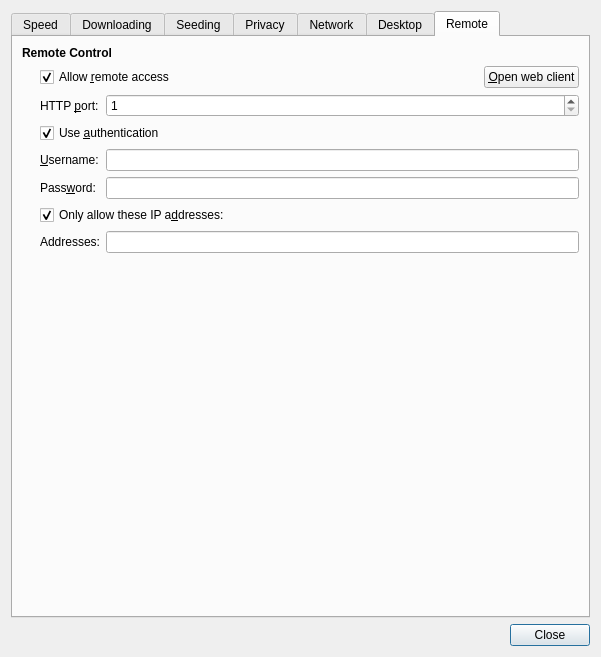
This is qt/PrefsDialog.ui in transmission/transmission as Qt 5 draws it before an edit. The edited form follows.
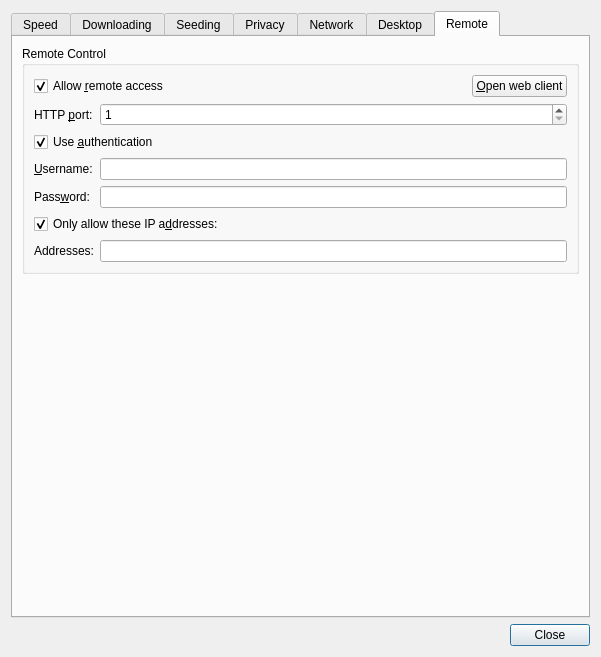
This is the edited form. The open tabs and pages were chosen to show the change. Icons and pictures are not drawn. Custom widgets are drawn as their Qt base class.

Commit message: Preferences dialog Remote tab a11y improvements

The edit to the form file:
```diff
--- a/qt/PrefsDialog.ui
+++ b/qt/PrefsDialog.ui
@@ -920,20 +920,11 @@
       </attribute>
       <layout class="QVBoxLayout" name="remoteTabLayout">
        <item>
-        <widget class="QLabel" name="remoteControlSectionLabel">
-         <property name="styleSheet">
-          <string notr="true">font-weight:bold</string>
-         </property>
-         <property name="text">
+        <widget class="QGroupBox" name="remoteControlSection">
+         <property name="title">
           <string>Remote Control</string>
          </property>
-        </widget>
-       </item>
-       <item>
         <layout class="QGridLayout" name="remoteControlSectionLayout" columnstretch="0,1,0">
-         <property name="leftMargin">
-          <number>18</number>
-         </property>
          <item row="0" column="0" colspan="2">
           <widget class="QCheckBox" name="enableRpcCheck">
            <property name="text">
@@ -1038,6 +1029,7 @@
           <widget class="QLineEdit" name="rpcWhitelistEdit"/>
          </item>
         </layout>
+        </widget>
        </item>
        <item>
         <spacer name="remoteTabBottomSpacer">
```
Left out of the diff: 72 changed lines with no effect on the pictures. Lines whose indentation alone changed are shown as unchanged.
